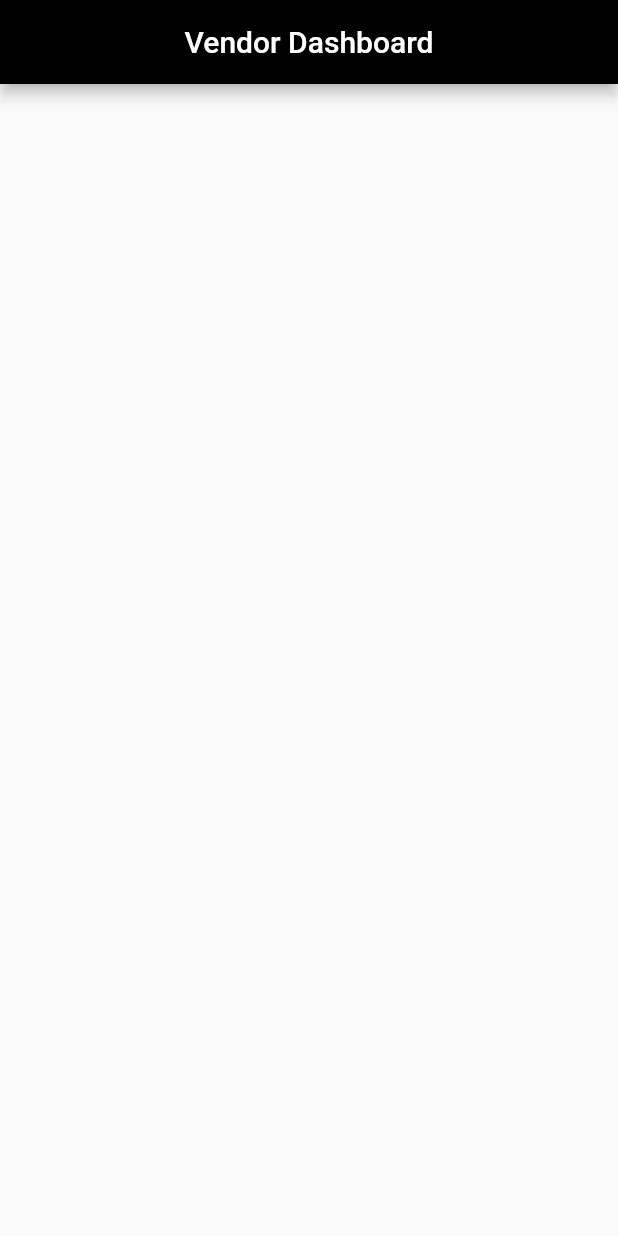
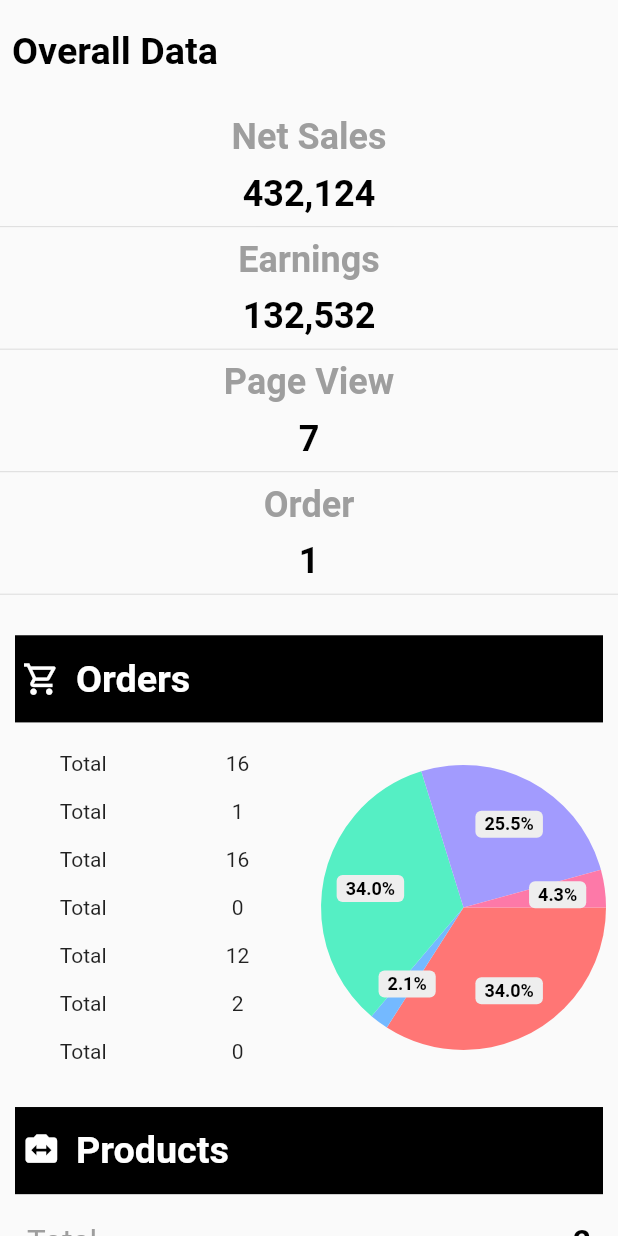
Before and after one commit to Muhib370621/ebotzz, a Flutter app: the VendorDashBoard screen opened directly, on a phone screen of 412 x 824 dp. Run offline on Flutter 3.47's test engine with Material 2 defaults, Android fonts, the phone set to English and light mode, and no system bars; drawn by our look-alikes of pie_chart; our stand-ins replace carousel_slider, fl_chart, flutter_screenutil, flutter_svg, get, lottie and 3 more; missing offline and left inert: a package; Roboto replaces fonts that are missing (Brandon Grotesque).

Commit message:
Vendor first screen done

```diff
--- a/lib/screens/vendorDashBoard.dart
+++ b/lib/screens/vendorDashBoard.dart
@@ -1,14 +1,117 @@
+import 'package:ebotzz/utils/imports.dart';
+import 'package:ebotzz/widgets/customLineChart.dart';
+import 'package:ebotzz/widgets/dashboardHeading.dart';
+import 'package:ebotzz/widgets/productsData.dart';
+// import 'package:ebotzz/widgets/ordersData.dart';
+import 'package:ebotzz/widgets/salesData.dart';
+import 'package:fl_chart/fl_chart.dart';
 import 'package:flutter/material.dart';
+import 'package:pie_chart/pie_chart.dart';
+
+import '../widgets/ordersData.dart';
 
 class VendorDashBoard extends StatelessWidget {
-  const VendorDashBoard({Key? key}) : super(key: key);
+  var DataMap = {
+    "60-70": 16.0,
+    "70-80": 1.0,
+    "80-90": 16.0,
+    "90-100": 0.0,
+    "100-110": 12.0,
+    "110-120": 2.0,
+  };
+  // List<FlSpot> lineChartData =[
+  //   FlSpot(1,100000.0),
+  //   FlSpot(2,200000.0),
+  //   FlSpot(3,300000.0),
+  //   FlSpot(4,400000.0),
+  //   FlSpot(5,200000.0),
+  //   FlSpot(6,250000.0),
+  //   FlSpot(7,170000.0),
+  //   FlSpot(8,180000.0),
+  //   FlSpot(9,200000.0),
+  //   FlSpot(10,150000.0),
+  //   FlSpot(11,120000.0),
+  //   FlSpot(12,120000.0),
+  // ];
 
+
+
+  VendorDashBoard({Key? key}) : super(key: key);
   @override
   Widget build(BuildContext context) {
     return Scaffold(
-      appBar: AppBar(
-        title: Text(
-          "Vendor Dashboard"
+      body: SingleChildScrollView(
+        child: SafeArea(
+          child: Column(
+            children: [
+              SizedBox(
+                height: 20.h,
+              ),
+              Padding(
+                padding: const EdgeInsets.only(left: 8.0),
+                child: Align(
+                    alignment: Alignment.topLeft,
+                    child: Text(
+                      "Overall Data",
+                      style: TextStyle(
+                          fontWeight: FontWeight.bold,
+                          fontSize: 24.sp,
+                          color: Colors.black),
+                    )),
+              ),
+              SizedBox(
+                height: 20.h,
+              ),
+              Column(
+                children: [
+                  SizedBox(
+                    height: 10.h,
+                  ),
+                  SalesData(title: "Net Sales", amount: "432,124"),
+                  Divider(),
+                  SalesData(title: "Earnings", amount: "132,532"),
+                  Divider(),
+                  SalesData(title: "Page View", amount: "7"),
+                  Divider(),
+                  SalesData(title: "Order", amount: "1"),
+                  Divider(),
+                ],
+              ),
+              SizedBox(
+                height: 20.h,
+              ),
+              Column(
+                children: [
+                  Padding(
+                    padding: const EdgeInsets.symmetric(horizontal: 10),
+                    child: DashboardHeading(icon: Icons.shopping_cart_outlined, label: "Orders")
+                  ),
+                  SizedBox(height: 20.h,),
+                  OrdersData(dataMap: DataMap,)
+                ],
+              ),
+              SizedBox(height: 30.h,),
+              Padding(
+                padding: EdgeInsets.symmetric(horizontal: 10),
+                child: Column(
+                  children: [
+                    DashboardHeading(icon: Icons.switch_camera, label: "Products"),
+                    SizedBox(height: 20.h,),
+                    ProductsData(title: 'Total',amount:'2' ,),
+                    Divider(),
+                    ProductsData(title: 'Live',amount:'2' ,),
+                    Divider(),
+                    ProductsData(title: 'Offline',amount:'0' ,),
+                    Divider(),
+                    ProductsData(title: 'Pending Review',amount:'0' ,),
+                    Divider(),
+                  ],
+                ),
+              ),
+              // DashboardHeading(icon: Icons.credit_card_rounded, label: "OverallSales"),
+              // Container(child: CustomLineChart())
+            ],
+          ),
         ),
       ),
     );
--- a/lib/screens/vendorScreen.dart
+++ b/lib/screens/vendorScreen.dart
@@ -10,14 +10,13 @@ class VendorScreen extends StatelessWidget {
     return Scaffold(
       body: SafeArea(
         child:Column(
-          children: [
+          children: const [
             CustomAppBar(),
-            VendorTabBar()
-
+            SizedBox(height: 10,),
+            Expanded(child: VendorTabBar())
           ],
         ),
       ),
-
     );
   }
 }
--- /dev/null
+++ b/lib/widgets/customLineChart.dart
@@ -0,0 +1,28 @@
+import 'package:fl_chart/fl_chart.dart';
+import 'package:flutter/material.dart';
+
+class CustomLineChart extends StatelessWidget {
+  CustomLineChart({Key? key}) : super(key: key);
+
+  @override
+  Widget build(BuildContext context) {
+    return LineChart(
+      LineChartData(
+        minX: 0,
+        maxY: 12.0, // Adjust this value to be greater than the maximum Y-value in your data
+        lineBarsData: [
+          LineChartBarData(
+            spots: [
+              FlSpot(2, 10.5973),
+              FlSpot(3, 9.4727),
+              FlSpot(4, 8.4675),
+              FlSpot(5, 7.5689),
+              FlSpot(6, 6.7657),
+            ],
+            color: Color(0xffFF0000),
+          ),
+        ],
+      ),
+    );
+  }
+}
--- /dev/null
+++ b/lib/widgets/dashboardHeading.dart
@@ -0,0 +1,39 @@
+import 'package:ebotzz/utils/imports.dart';
+import 'package:flutter/material.dart';
+
+class DashboardHeading extends StatelessWidget {
+  final IconData icon;
+  final label;
+  const DashboardHeading({Key? key, required this.icon,required this.label}) : super(key: key);
+
+  @override
+  Widget build(BuildContext context) {
+    return  Container(
+      height: 60.h,
+      width: 400,
+      color: Colors.black,
+      child: Row(
+        children: [
+          Padding(
+            padding: const EdgeInsets.only(left: 5),
+            child: Icon(
+              icon,
+              size: 24.sp,
+              color: Colors.white,
+            ),
+          ),
+          SizedBox(
+            width: 10.w,
+          ),
+          Text(
+            label,
+            style: TextStyle(
+                fontWeight: FontWeight.bold,
+                fontSize: 24.sp,
+                color: Colors.white),
+          )
+        ],
+      ),
+    );
+  }
+}
--- /dev/null
+++ b/lib/widgets/ordersData.dart
@@ -0,0 +1,70 @@
+import 'package:flutter/material.dart';
+import 'package:pie_chart/pie_chart.dart';
+
+class OrdersData extends StatelessWidget {
+  var dataMap;
+   OrdersData({Key? key,required this.dataMap}) : super(key: key);
+
+  @override
+  Widget build(BuildContext context) {
+    return  Row(
+      children: [
+        Expanded(
+          child: Row(
+            mainAxisAlignment: MainAxisAlignment.spaceAround,
+            children: [
+              Column(
+                crossAxisAlignment: CrossAxisAlignment.start,
+                children: const [
+                  Text("Total"),
+                  Divider(),
+                  Text("Total"),
+                  Divider(),
+                  Text("Total"),
+                  Divider(),
+                  Text("Total"),
+                  Divider(),
+                  Text("Total"),
+                  Divider(),
+                  Text("Total"),
+                  Divider(),
+                  Text("Total"),
+                ],
+              ),
+              Column(
+                children: const [
+                  Text("16"),
+                  Divider(),
+                  Text("1"),
+                  Divider(),
+                  Text("16"),
+                  Divider(),
+                  Text("0"),
+                  Divider(),
+                  Text("12"),
+                  Divider(),
+                  Text("2"),
+                  Divider(),
+                  Text("0"),
+                ],
+              ),
+            ],
+          ),
+        ),
+
+        Expanded(
+          child: PieChart(
+            // chartRadius: 200,
+            dataMap: dataMap,
+            legendOptions: LegendOptions(
+                showLegends: false
+            ),
+            chartValuesOptions: ChartValuesOptions(
+                showChartValuesInPercentage: true),
+          ),
+        )
+      ],
+    )
+    ;
+  }
+}
--- /dev/null
+++ b/lib/widgets/ordersTableData.dart
@@ -0,0 +1,18 @@
+import 'package:flutter/material.dart';
+
+class OrdersTableData extends StatelessWidget {
+  final String label;
+  final String data;
+  const OrdersTableData({Key? key, required this.label, required this.data}) : super(key: key);
+
+  @override
+  Widget build(BuildContext context) {
+    return Row(
+      children: [
+        Text(label,style: TextStyle(fontSize: 20,color: Colors.grey),),
+        Text(data,style: TextStyle(fontSize: 20,color: Colors.grey),)
+
+      ],
+    );
+  }
+}
--- /dev/null
+++ b/lib/widgets/productsData.dart
@@ -0,0 +1,22 @@
+import 'package:ebotzz/utils/imports.dart';
+import 'package:flutter/material.dart';
+
+class ProductsData extends StatelessWidget {
+ final String title;
+  final String amount;
+  const ProductsData({Key? key, required this.title, required this.amount}) : super(key: key);
+
+  @override
+  Widget build(BuildContext context) {
+    return Padding(
+      padding: const EdgeInsets.symmetric(horizontal: 8.0),
+      child: Row(
+        mainAxisAlignment: MainAxisAlignment.spaceBetween,
+        children: [
+          Text(title,style: TextStyle(color: Colors.grey,fontSize: 20.sp),),
+          Text(amount,style: TextStyle(color: Colors.black,fontSize: 20.sp,fontWeight: FontWeight.bold))
+        ],
+      ),
+    );
+  }
+}
--- /dev/null
+++ b/lib/widgets/salesData.dart
@@ -0,0 +1,22 @@
+import 'package:ebotzz/utils/imports.dart';
+import 'package:flutter/material.dart';
+
+class SalesData extends StatelessWidget {
+
+  final String title;
+  var amount;
+  double textSize;
+  SalesData({Key? key, required this.title,required this.amount,this.textSize=24.0}) : super(key: key);
+
+  @override
+  Widget build(BuildContext context) {
+    return  Container(child: Column(
+      // crossAxisAlignment: CrossAxisAlignment.center,
+      children: [
+        Text(title,style: TextStyle(color: Colors.grey,fontWeight: FontWeight.bold,fontSize:textSize),),
+        SizedBox(height: 10.h,),
+        Text(amount.toString(),style:TextStyle(color: Colors.black,fontWeight: FontWeight.bold,fontSize:textSize))
+      ],
+    ),);
+  }
+}
--- a/lib/widgets/vendorTabBar.dart
+++ b/lib/widgets/vendorTabBar.dart
@@ -19,6 +19,7 @@ class VendorTabBar extends StatelessWidget {
         appBar: PreferredSize(
           preferredSize: const Size.fromHeight(35),
           child: AppBar(
+            leading: Container(),
             elevation: 0,
             shape: const RoundedRectangleBorder(
               borderRadius: BorderRadius.vertical(
@@ -52,7 +53,7 @@ class VendorTabBar extends StatelessWidget {
             ),
           ),
         ),
-        body:  const TabBarView(
+        body:   TabBarView(
           children: [
             VendorDashBoard(),
             VendorTradeScreen(),
--- a/pubspec.yaml
+++ b/pubspec.yaml
@@ -36,15 +36,17 @@ dependencies:
   # Use with the CupertinoIcons class for iOS style icons.
   cupertino_icons: ^1.0.2
   get: ^4.6.5
+  pie_chart:
   flutter_screenutil: ^5.5.4
   persistent_bottom_nav_bar: ^5.0.2
   carousel_slider: ^4.1.1
-  responsive_sizer:
+#  responsive_sizer:
   lottie: ^2.0.0
   sidebarx: ^0.14.0
   simple_animations: ^4.0.1
   native_device_orientation: ^1.1.4
   flutter_svg: ^2.0.5
+  fl_chart:
 
 dev_dependencies:
   flutter_test:
```
Also changed, not shown: pubspec.lock.
